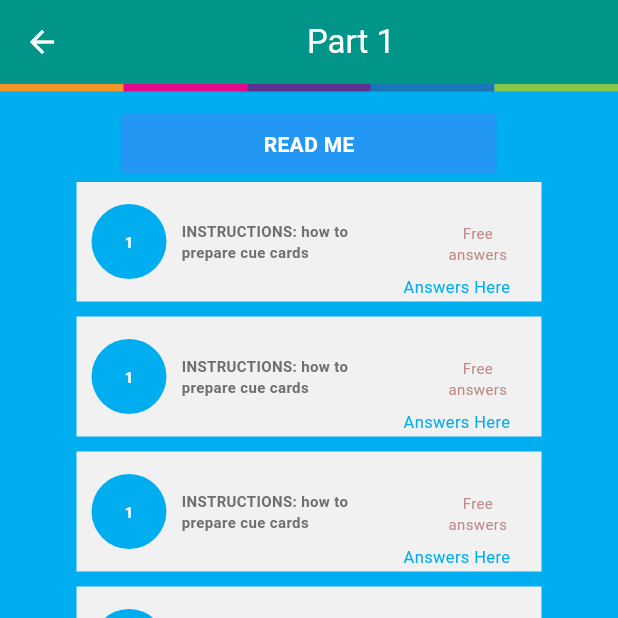
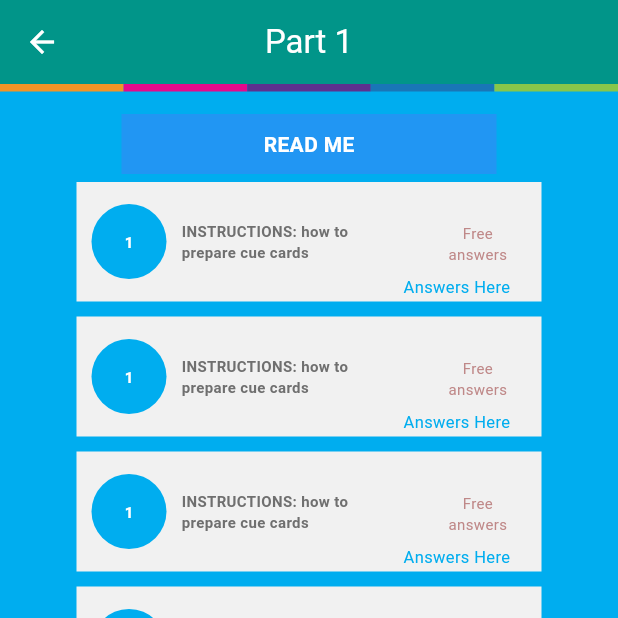
Before and after one commit to shohbozuz/ielts-speaking-app, a Flutter app: the screen it shows after launch, after a tap on "part", on a phone screen of 412 x 824 dp, the top half of it. Run offline on Flutter 3.47's test engine with Material 3 defaults, Android fonts, the phone set to English and light mode, and no system bars; our stand-ins replace go_router, google_fonts, icons_plus, share_plus.

Commit message:
part pages    centerTitle: true,

```diff
--- a/lib/view/home/home.dart
+++ b/lib/view/home/home.dart
@@ -16,6 +16,7 @@ class Home extends StatelessWidget {
   Widget build(BuildContext context) {
     return Scaffold(
       appBar: AppBar(
+        centerTitle: true,
         actions: [
           IconButton(
             onPressed: () {
@@ -27,23 +28,19 @@ class Home extends StatelessWidget {
           ),
         ],
         iconTheme: const IconThemeData(color: AppColors.textColor),
-        title: Center(
-          child: Text("IELTS Speaking",
-              style: GoogleFonts.akshar(
-                color: AppColors.textColor,
-              )),
-        ),
+        title: Text("IELTS Speaking",
+            style: GoogleFonts.akshar(
+              color: AppColors.textColor,
+            )),
       ),
       drawer: const Drawer(
         child: DrawerWidget(),
       ),
       body: Column(
         mainAxisAlignment: MainAxisAlignment.center,
-
         children: [
           Row(
             mainAxisAlignment: MainAxisAlignment.center,
-
             children: [
               GestureDetector(
                 onTap: () {
@@ -68,7 +65,6 @@ class Home extends StatelessWidget {
                       bottom: 20,
                       child: Column(
                         mainAxisAlignment: MainAxisAlignment.center,
-
                         children: [
                           Icon(
                             Icons.keyboard_voice_rounded,
@@ -114,10 +110,7 @@ class Home extends StatelessWidget {
                         gradient: LinearGradient(
                           begin: Alignment.bottomLeft,
                           end: Alignment.bottomRight,
-                          colors: [
-                            AppColors.black12,
-                            AppColors.containerpart2
-                          ],
+                          colors: [AppColors.black12, AppColors.containerpart2],
                           stops: [0.65, 0.5],
                         ),
                       ),
@@ -127,7 +120,6 @@ class Home extends StatelessWidget {
                       bottom: 20,
                       child: Column(
                         mainAxisAlignment: MainAxisAlignment.center,
-
                         children: [
                           Icon(
                             Icons.keyboard_voice_rounded,
@@ -164,7 +156,6 @@ class Home extends StatelessWidget {
           ),
           Row(
             mainAxisAlignment: MainAxisAlignment.center,
-
             children: [
               GestureDetector(
                 onTap: () {
@@ -179,10 +170,7 @@ class Home extends StatelessWidget {
                         gradient: LinearGradient(
                           begin: Alignment.bottomLeft,
                           end: Alignment.bottomRight,
-                          colors: [
-                            AppColors.black12,
-                            AppColors.containerpart3
-                          ],
+                          colors: [AppColors.black12, AppColors.containerpart3],
                           stops: [0.65, 0.5],
                         ),
                       ),
@@ -192,7 +180,6 @@ class Home extends StatelessWidget {
                       bottom: 20,
                       child: Column(
                         mainAxisAlignment: MainAxisAlignment.center,
-
                         children: [
                           Icon(
                             Icons.keyboard_voice_rounded,
--- a/lib/view/home/part1.dart
+++ b/lib/view/home/part1.dart
@@ -14,17 +14,16 @@ class part1 extends StatelessWidget {
   Widget build(BuildContext context) {
     return Scaffold(
       appBar: AppBar(
+        centerTitle: true,
         leading: IconButton(
           icon: const Icon(Icons.arrow_back, color: AppColors.textColor),
           onPressed: () {
             Navigator.pop(context);
           },
         ),
-        title: const Center(
-          child: Text(
-            "Part 1",
-            style: TextStyle(color: AppColors.textColor),
-          ),
+        title: const Text(
+          "Part 1",
+          style: TextStyle(color: AppColors.textColor),
         ),
       ),
       body: Column(
```
Also changed, not shown: lib/view/home/bookmarks.dart (+4 -5 lines), lib/view/home/part2.dart (+4 -5 lines), lib/view/home/part3.dart (+4 -5 lines).
